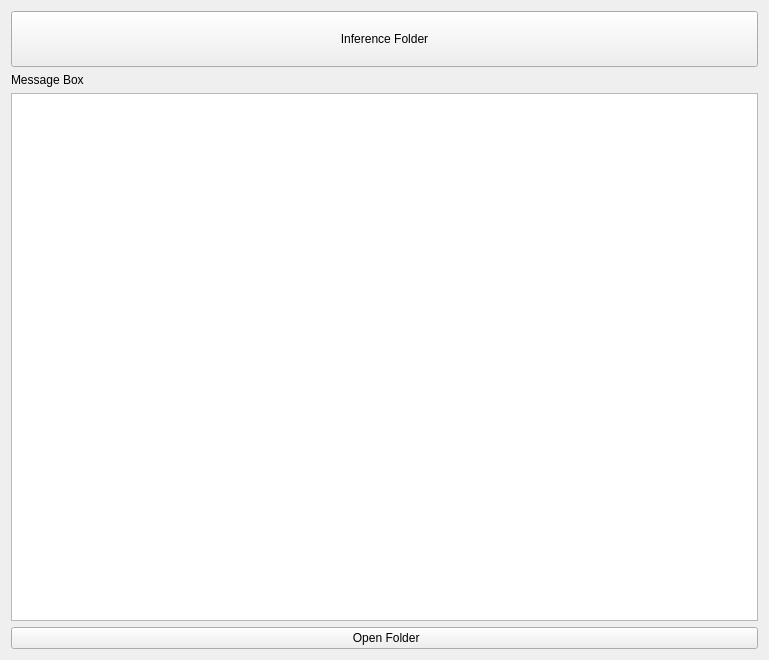
First picture: the form in src/resources/inference.ui, repository open-AIMS/reefscan_desktop_data_manager, before the edit.
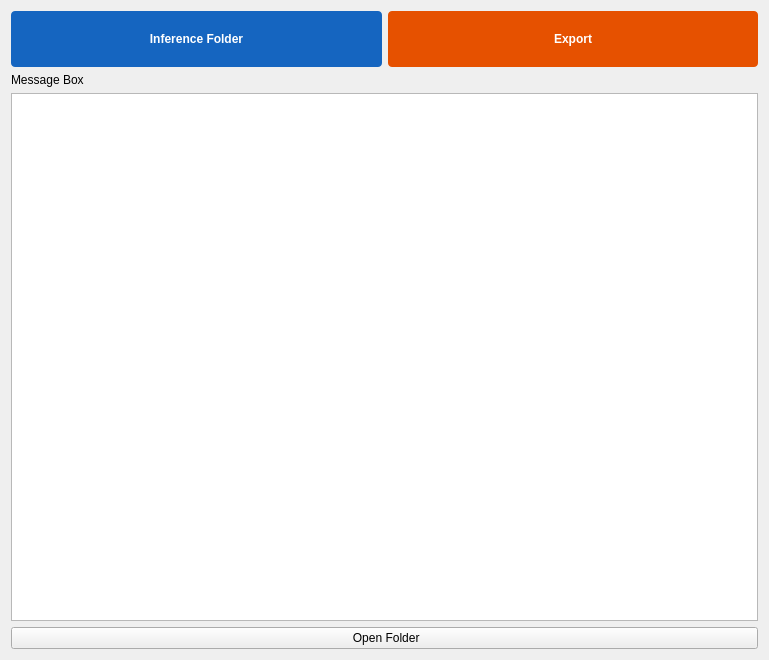
Second picture: the form after the edit.

Diff of the .ui file:
```diff
--- a/src/resources/inference.ui
+++ b/src/resources/inference.ui
@@ -23,7 +23,7 @@
    <item row="9" column="0" colspan="2">
     <widget class="QTextBrowser" name="textBrowser"/>
    </item>
-   <item row="7" column="0" colspan="2">
+   <item row="7" column="0">
     <widget class="QPushButton" name="btnInferenceFolder">
      <property name="sizePolicy">
       <sizepolicy hsizetype="Minimum" vsizetype="Minimum">
@@ -39,6 +39,31 @@
      </property>
      <property name="text">
       <string>Inference Folder</string>
+     </property>
+     <property name="styleSheet">
+      <string notr="true">QPushButton { background-color: #1565C0; color: white; border-radius: 4px; font-weight: bold; } QPushButton:hover { background-color: #1976D2; } QPushButton:pressed { background-color: #0D47A1; }</string>
+     </property>
+    </widget>
+   </item>
+   <item row="7" column="1">
+    <widget class="QPushButton" name="btnExport">
+     <property name="sizePolicy">
+      <sizepolicy hsizetype="Minimum" vsizetype="Minimum">
+       <horstretch>0</horstretch>
+       <verstretch>0</verstretch>
+      </sizepolicy>
+     </property>
+     <property name="minimumSize">
+      <size>
+       <width>0</width>
+       <height>56</height>
+      </size>
+     </property>
+     <property name="text">
+      <string>Export</string>
+     </property>
+     <property name="styleSheet">
+      <string notr="true">QPushButton { background-color: #E65100; color: white; border-radius: 4px; font-weight: bold; } QPushButton:hover { background-color: #F57C00; } QPushButton:pressed { background-color: #BF360C; }</string>
      </property>
     </widget>
    </item>
```
